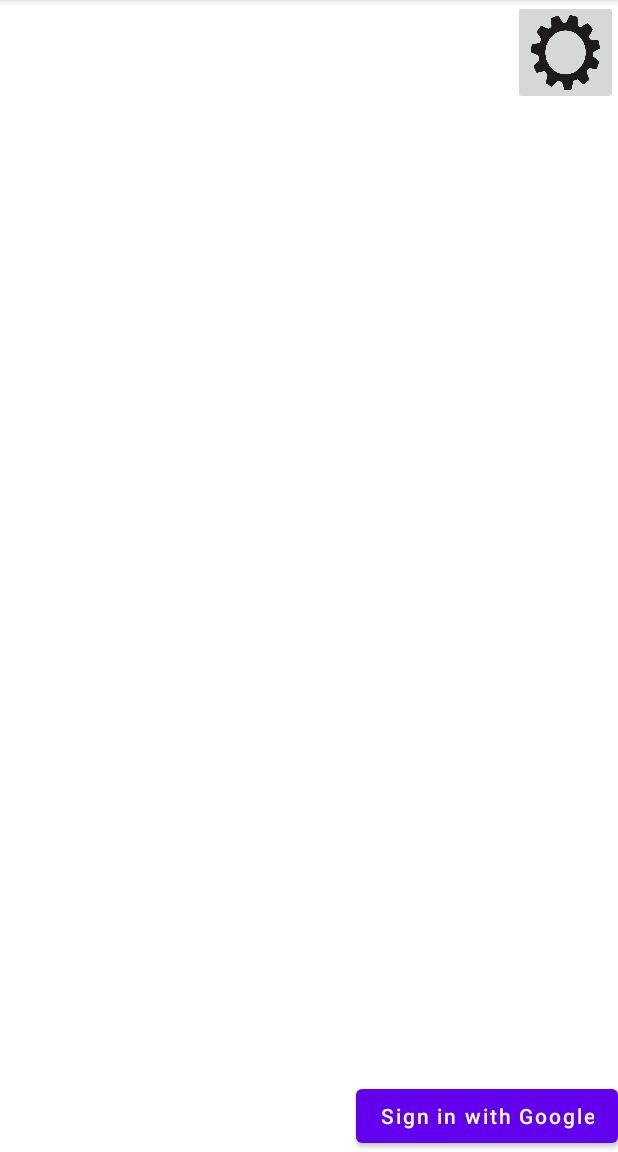
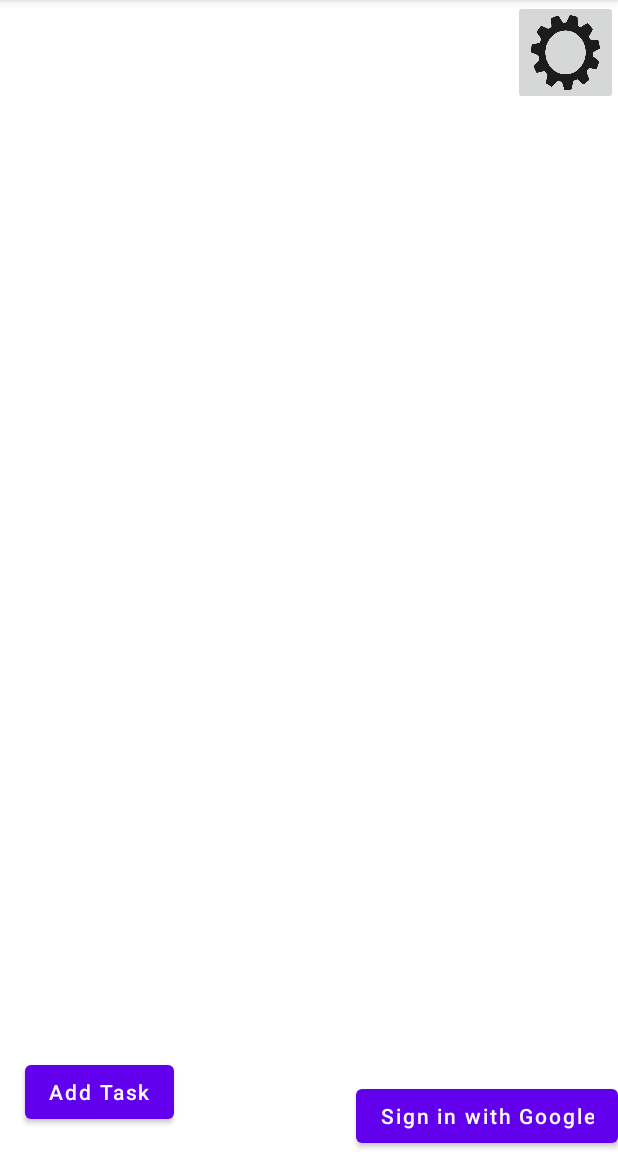
Before and after one commit to MatthewSpitzley/SimpleScheduler, an Android app: the screen it shows after launch (MainActivity), on a phone screen of 412 x 824 dp, the part 84-1236 px from its top. Run offline under Robolectric (Android 15) with nearby library versions, the phone set to English and light mode, and no system bars.

Commit message:
add task changes

```diff
--- a/SimpleSchedulerApp/app/src/main/java/com/example/simpleschedulerproject/MainActivity.java
+++ b/SimpleSchedulerApp/app/src/main/java/com/example/simpleschedulerproject/MainActivity.java
@@ -3,6 +3,7 @@ package com.example.simpleschedulerproject;
 import androidx.appcompat.app.AlertDialog;
 import androidx.appcompat.app.AppCompatActivity;
 
+import android.app.TimePickerDialog;
 import android.content.ContentValues;
 import android.content.DialogInterface;
 import android.database.Cursor;
@@ -17,23 +18,32 @@ import android.widget.EditText;
 import android.widget.ImageButton;
 import android.widget.Button;
 import android.content.Intent;
+import android.widget.LinearLayout;
 import android.widget.ListView;
 import android.content.Context;
+import android.widget.Spinner;
+import android.widget.TextView;
+import android.widget.TimePicker;
+import android.widget.Toast;
 
 import com.google.android.gms.auth.api.signin.GoogleSignInAccount;
 
 import java.util.ArrayList;
+import java.util.Calendar;
 import java.util.prefs.Preferences;
 
 public class MainActivity extends AppCompatActivity {
     private static final String TAG = "MainActivity";
 
     private ImageButton settingsBtn;
-    private Button signInBtn;
+    private Button signInBtn, addTaskBtn;
     private DBHelper mHelper;
     private ListView mTaskList;
     private ArrayAdapter<String> mAdapter;
     private Settings settings;
+    private TimePicker mTimePicker;
+    private Spinner spinner;
+
 
     @Override
     protected void onCreate(Bundle savedInstanceState) {
@@ -45,6 +55,16 @@ public class MainActivity extends AppCompatActivity {
 
         settingsBtn = findViewById(R.id.settingsButton);
         signInBtn = findViewById(R.id.sign_in_button);
+        addTaskBtn = findViewById(R.id.addTaskBtn);
+
+
+        addTaskBtn.setOnClickListener(new View.OnClickListener() {
+            @Override
+            public void onClick(View v) {
+                Intent i = new Intent(MainActivity.this, AddTask.class);
+                startActivity(i);
+            }
+        });
 
         settingsBtn.setOnClickListener(new View.OnClickListener(){
             @Override
@@ -126,39 +146,102 @@ public class MainActivity extends AppCompatActivity {
         getMenuInflater().inflate(R.menu.task_list, menu);
         return super.onCreateOptionsMenu(menu);
     }
-
+/**
     @Override
     public boolean onOptionsItemSelected(MenuItem item) {
+
         switch (item.getItemId()) {
             case R.id.action_add_task:
                 final EditText taskEditText = new EditText(this);
+                Context context = this;
+                LinearLayout layout = new LinearLayout(getApplicationContext());
+                layout.setOrientation(LinearLayout.VERTICAL);
+                taskEditText.setHint("Task");
+                layout.addView(taskEditText);
+                final EditText catEditText = new EditText(this);
+                catEditText.setHint("Category");
+                layout.addView(catEditText);
+
+                EditText timeEditText = findViewById(R.id.timeEditText);
+                layout.addView(timeEditText);
+
+                final EditText recurEditText = new EditText(this);
+                recurEditText.setHint("Recurring Notifications");
+                layout.addView(recurEditText);
+                timeEditText = (EditText) findViewById(R.id.timeEditText);
+                perform click event listener on edit text
+
+                spinner = (Spinner) findViewById(R.id.spinner);
+                ArrayAdapter<CharSequence> adapter = ArrayAdapter.createFromResource(this,
+                        R.array.recur_choices, android.R.layout.simple_spinner_item);
+                adapter.setDropDownViewResource(android.R.layout.simple_spinner_dropdown_item);
+                spinner.setAdapter(adapter);
+
+
+
+
                 AlertDialog dialog = new AlertDialog.Builder(this)
                         .setTitle("Add a new task")
-                        .setMessage("What do you want to do next?")
-                        .setView(taskEditText)
+                        .setView(layout)
                         .setPositiveButton("Add", new DialogInterface.OnClickListener() {
                             @Override
                             public void onClick(DialogInterface dialog, int which) {
                                 String task = String.valueOf(taskEditText.getText());
+                                String cat = String.valueOf(catEditText.getText());
+                                String recur = String.valueOf(recurEditText.getText());
+
+
+                                timeEditText.setOnClickListener(new View.OnClickListener() {
+                                    @Override
+                                    public void onClick(View v) {
+                                        Calendar mCurrentTime = Calendar.getInstance();
+                                        int hour = mCurrentTime.get(Calendar.HOUR_OF_DAY);
+                                        int minute = mCurrentTime.get(Calendar.MINUTE);
+                                        TimePickerDialog mTimePicker = new TimePickerDialog(MainActivity.this, new TimePickerDialog.OnTimeSetListener() {
+                                            @Override
+                                            public void onTimeSet(TimePicker timePicker, int selectedHour, int selectedMinute) {
+                                                timeEditText.setText(selectedHour + ":" + selectedMinute);
+                                            }
+                                        }, hour, minute, false);//Yes 24 hour time
+                                        mTimePicker.setTitle("Select Time");
+                                        mTimePicker.show();
+
+                                    }
+                                });
+
+
+
                                 SQLiteDatabase db = mHelper.getWritableDatabase();
                                 ContentValues values = new ContentValues();
                                 values.put(TaskContract.TaskEntry.COLUMN_TASK_NAME, task);
-                                db.insertWithOnConflict(TaskContract.TaskEntry.TASK_TABLE,
-                                        null,
-                                        values,
-                                        SQLiteDatabase.CONFLICT_REPLACE);
+                                db.insertWithOnConflict(TaskContract.TaskEntry.TASK_TABLE, null, values, SQLiteDatabase.CONFLICT_REPLACE);
+                                values.put(TaskContract.TaskEntry.COLUMN_TASK_CATEGORY, cat);
+                                // db.insertWithOnConflict(TaskContract.TaskEntry.TASK_TABLE, null, values, SQLiteDatabase.CONFLICT_REPLACE);
+                                // values.put(TaskContract.TaskEntry.COLUMN_TASK_TIME, String.valueOf(timeEditText));
+                                db.insertWithOnConflict(TaskContract.TaskEntry.TASK_TABLE, null, values, SQLiteDatabase.CONFLICT_REPLACE);
                                 db.close();
+
                             }
                         })
                         .setNegativeButton("Cancel", null)
                         .create();
                 dialog.show();
                 updateUI();
-
                 return true;
-
             default:
                 return super.onOptionsItemSelected(item);
         }
     }
+    */
+    public void deleteTask(View view) {
+        View parent = (View) view.getParent();
+        TextView taskTextView = (TextView) parent.findViewById(R.id.task_title);
+        String task = String.valueOf(taskTextView.getText());
+        SQLiteDatabase db = mHelper.getWritableDatabase();
+        db.delete(TaskContract.TaskEntry.TASK_TABLE,
+                TaskContract.TaskEntry.COLUMN_TASK_NAME + " = ?",
+                new String[]{task});
+        db.close();
+        updateUI();
+    }
 }
--- a/SimpleSchedulerApp/app/src/main/java/com/example/simpleschedulerproject/Settings.java
+++ b/SimpleSchedulerApp/app/src/main/java/com/example/simpleschedulerproject/Settings.java
@@ -9,7 +9,7 @@ import java.time.format.DateTimeFormatter;
 
 public class Settings {
     //changes between 12 and 24 hour times
-    public DateTimeFormatter toggleTime(boolean x){
+    public static DateTimeFormatter toggleTime(boolean x){
         DateTimeFormatter df = DateTimeFormatter.ofPattern("hh:mm aa");
         if(!x){
             //12 hr
--- a/SimpleSchedulerApp/app/src/main/java/com/example/simpleschedulerproject/TaskClass.java
+++ b/SimpleSchedulerApp/app/src/main/java/com/example/simpleschedulerproject/TaskClass.java
@@ -103,7 +103,7 @@ public class TaskClass {
     }
 }
 
-enum Recur {
+/**enum Recur {
     DAILY("Daily"),
     WEEKDAYS("Weekdays"),
     WEEKLY("Weekly"),
@@ -121,3 +121,4 @@ enum Recur {
         return recur;
     }
 }
+*/
--- a/SimpleSchedulerApp/app/src/main/res/layout/activity_main.xml
+++ b/SimpleSchedulerApp/app/src/main/res/layout/activity_main.xml
@@ -21,10 +21,15 @@
         tools:layout_editor_absoluteX="31dp"
         tools:layout_editor_absoluteY="200dp" />-->
 
+
+
+
+
     <ListView
         android:id="@+id/task_list"
         android:layout_width="wrap_content"
         android:layout_height="wrap_content" />
+
 
     <Button
         android:id="@+id/sign_in_button"
@@ -35,4 +40,14 @@
         app:layout_constraintBottom_toBottomOf="parent"
         app:layout_constraintEnd_toEndOf="parent"/>
 
+    <Button
+        android:id="@+id/addTaskBtn"
+        android:layout_width="wrap_content"
+        android:layout_height="wrap_content"
+        android:layout_marginEnd="296dp"
+        android:layout_marginBottom="16dp"
+        android:text="Add Task"
+        android:textAllCaps="false"
+        app:layout_constraintBottom_toBottomOf="parent"
+        app:layout_constraintEnd_toEndOf="parent" />
 </androidx.constraintlayout.widget.ConstraintLayout>
--- a/SimpleSchedulerApp/app/src/main/res/layout/item_task.xml
+++ b/SimpleSchedulerApp/app/src/main/res/layout/item_task.xml
@@ -19,6 +19,7 @@
         android:layout_height="wrap_content"
         android:layout_alignParentEnd="true"
         android:layout_alignParentRight="true"
-        android:text="Done" />
+        android:text="Done"
+        android:onClick="deleteTask"/>
 
 </RelativeLayout>
--- a/SimpleSchedulerApp/app/src/main/res/values/strings.xml
+++ b/SimpleSchedulerApp/app/src/main/res/values/strings.xml
@@ -56,4 +56,13 @@
     <string name="title_activity_google_sign_in">GoogleSignInActivity</string>
 
 
+    <string name="country_prompt">Choose a country</string>
+
+    <string-array name="recur_choices">
+        <item>Yes</item>
+        <item>No</item>
+
+    </string-array>
+
+
 </resources>
```
